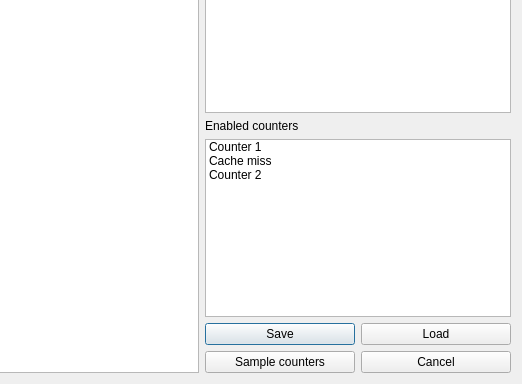
Old version of the form qrenderdoc/Windows/Dialogs/PerformanceCounterSelection.ui in the repository baldurk/renderdoc; both pictures show x 118 to 640 and y 96 to 480 of the 640 by 480 pixel window.
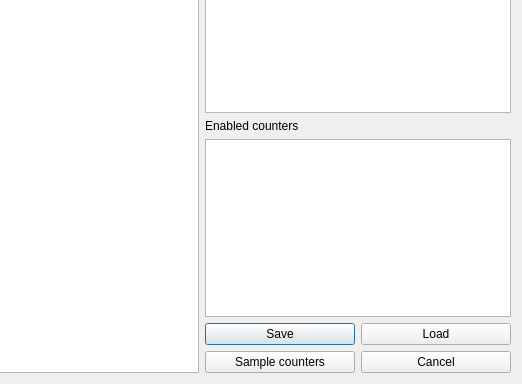
New version of the form. Custom widgets are drawn as their Qt base class.

Commit message: Remove placeholder items.

Patch:
```diff
--- a/qrenderdoc/Windows/Dialogs/PerformanceCounterSelection.ui
+++ b/qrenderdoc/Windows/Dialogs/PerformanceCounterSelection.ui
@@ -57,21 +57,6 @@
        <property name="sortingEnabled">
         <bool>true</bool>
        </property>
-       <item>
-        <property name="text">
-         <string>Counter 1</string>
-        </property>
-       </item>
-       <item>
-        <property name="text">
-         <string>Cache miss</string>
-        </property>
-       </item>
-       <item>
-        <property name="text">
-         <string>Counter 2</string>
-        </property>
-       </item>
       </widget>
      </item>
      <item>
```
